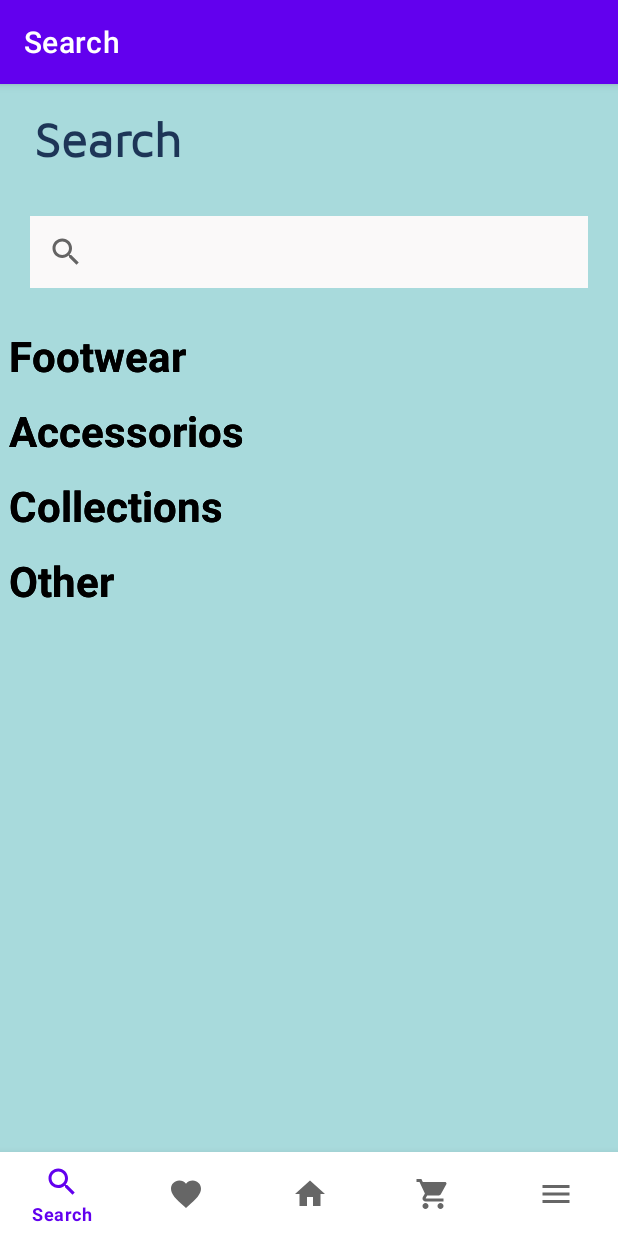
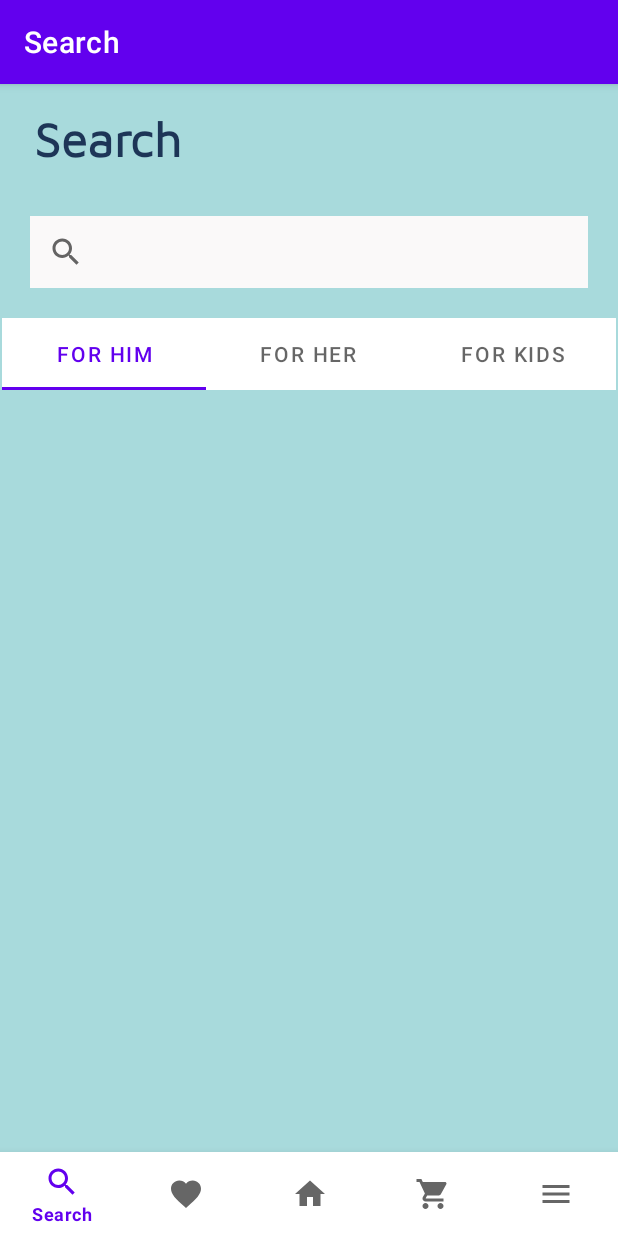
Before and after one commit to sultansse/E_Commerce, an Android app: the SearchFragment screen opened through its navigation route, on a phone screen of 412 x 824 dp. Run offline under Robolectric (Android 15) with nearby library versions, the phone set to English and light mode, and no system bars; our stand-ins replace navigation-ui.

Commit message:
tabhost -> tablayout
(cherry picked from commit 9fb8612c82d81afcb7223d4786dc5a0782d6df1c)

```diff
--- a/app/src/main/res/layout/fragment_search.xml
+++ b/app/src/main/res/layout/fragment_search.xml
@@ -43,168 +43,37 @@
 
 
     <!--    tabs-->
-    <TabHost
-        android:layout_width="match_parent"
-        android:layout_height="0dp"
+    <com.google.android.material.tabs.TabLayout
+        android:id="@+id/tabLayout"
+        android:layout_width="409dp"
+        android:layout_height="wrap_content"
         android:layout_marginTop="20dp"
-        app:layout_constraintBottom_toBottomOf="parent"
         app:layout_constraintEnd_toEndOf="parent"
         app:layout_constraintStart_toStartOf="parent"
         app:layout_constraintTop_toBottomOf="@+id/searchView">
 
-        <LinearLayout
-            android:layout_width="match_parent"
-            android:layout_height="match_parent"
-            android:orientation="vertical">
+        <com.google.android.material.tabs.TabItem
+            android:id="@+id/forHim"
+            android:layout_width="wrap_content"
+            android:layout_height="wrap_content"
+            android:text="For Him"
+            tools:ignore="HardcodedText" />
 
-            <TabWidget
-                android:id="@android:id/tabs"
-                android:layout_width="match_parent"
-                android:layout_height="wrap_content" />
+        <com.google.android.material.tabs.TabItem
+            android:id="@+id/forHer"
+            android:layout_width="wrap_content"
+            android:layout_height="wrap_content"
+            android:text="For Her"
+            tools:ignore="HardcodedText" />
 
-            <FrameLayout
-                android:id="@android:id/tabcontent"
-                android:layout_width="match_parent"
-                android:layout_height="match_parent">
+        <com.google.android.material.tabs.TabItem
+            android:id="@+id/forKids"
+            android:layout_width="wrap_content"
+            android:layout_height="wrap_content"
+            android:text="For Kids"
+            tools:ignore="HardcodedText" />
 
-                <LinearLayout
-                    android:id="@+id/tab1"
-
-                    android:layout_width="match_parent"
-                    android:layout_height="match_parent"
-                    android:orientation="vertical">
-
-
-                    <TextView
-                        android:layout_width="match_parent"
-                        android:layout_height="wrap_content"
-                        android:padding="6dp"
-
-                        android:text="Footwear"
-
-                        android:textColor="@color/black"
-                        android:textSize="28sp"
-                        android:textStyle="bold" />
-
-                    <TextView
-                        android:layout_width="match_parent"
-                        android:layout_height="wrap_content"
-                        android:padding="6dp"
-                        android:text="Accessorios"
-                        android:textColor="@color/black"
-                        android:textSize="28sp"
-                        android:textStyle="bold" />
-
-                    <TextView
-                        android:layout_width="match_parent"
-                        android:layout_height="wrap_content"
-                        android:padding="6dp"
-                        android:text="Collections"
-                        android:textColor="@color/black"
-                        android:textSize="28sp"
-                        android:textStyle="bold" />
-
-                    <TextView
-                        android:layout_width="match_parent"
-                        android:layout_height="wrap_content"
-                        android:padding="6dp"
-                        android:text="Other"
-                        android:textColor="@color/black"
-                        android:textSize="28sp"
-                        android:textStyle="bold" />
-
-                </LinearLayout>
-
-                <LinearLayout
-                    android:id="@+id/tab2"
-                    android:layout_width="match_parent"
-                    android:layout_height="match_parent"
-                    android:orientation="vertical">
-
-                    <TextView
-                        android:layout_width="match_parent"
-                        android:layout_height="wrap_content"
-                        android:padding="6dp"
-                        android:text="Footwear"
-                        android:textColor="@color/black"
-                        android:textSize="28sp"
-                        android:textStyle="bold" />
-
-                    <TextView
-                        android:layout_width="match_parent"
-                        android:layout_height="wrap_content"
-                        android:padding="6dp"
-                        android:text="Accessorios"
-                        android:textColor="@color/black"
-                        android:textSize="28sp"
-                        android:textStyle="bold" />
-
-                    <TextView
-                        android:layout_width="match_parent"
-                        android:layout_height="wrap_content"
-                        android:padding="6dp"
-                        android:text="Collections"
-                        android:textColor="@color/black"
-                        android:textSize="28sp"
-                        android:textStyle="bold" />
-
-                    <TextView
-                        android:layout_width="match_parent"
-                        android:layout_height="wrap_content"
-                        android:padding="6dp"
-                        android:text="Other"
-                        android:textColor="@color/black"
-                        android:textSize="28sp"
-                        android:textStyle="bold" />
-
-                </LinearLayout>
-
-                <LinearLayout
-                    android:id="@+id/tab3"
-                    android:layout_width="match_parent"
-                    android:layout_height="match_parent"
-                    android:orientation="vertical">
-
-                    <TextView
-                        android:layout_width="match_parent"
-                        android:layout_height="wrap_content"
-                        android:padding="6dp"
-                        android:text="Footwear"
-                        android:textColor="@color/black"
-                        android:textSize="28sp"
-                        android:textStyle="bold" />
-
-                    <TextView
-                        android:layout_width="match_parent"
-                        android:layout_height="wrap_content"
-                        android:padding="6dp"
-                        android:text="Accessorios"
-                        android:textColor="@color/black"
-                        android:textSize="28sp"
-                        android:textStyle="bold" />
-
-                    <TextView
-                        android:layout_width="match_parent"
-                        android:layout_height="wrap_content"
-                        android:padding="6dp"
-                        android:text="Collections"
-                        android:textColor="@color/black"
-                        android:textSize="28sp"
-                        android:textStyle="bold" />
-
-                    <TextView
-                        android:layout_width="match_parent"
-                        android:layout_height="wrap_content"
-                        android:padding="6dp"
-                        android:text="Other"
-                        android:textColor="@color/black"
-                        android:textSize="28sp"
-                        android:textStyle="bold" />
-
-                </LinearLayout>
-            </FrameLayout>
-        </LinearLayout>
-    </TabHost>
+    </com.google.android.material.tabs.TabLayout>
 
 
 </androidx.constraintlayout.widget.ConstraintLayout>
```
